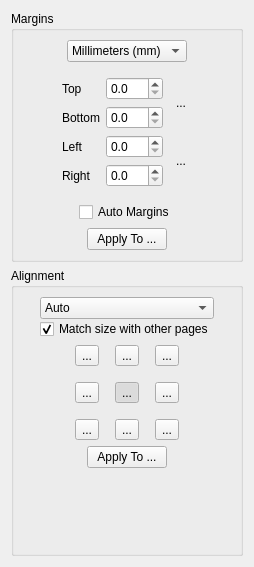
Qt form filters/page_layout/ui/PageLayoutOptionsWidget.ui (ImageProcessing-ElectronicPublications/scantailor-deviant) before a commit.
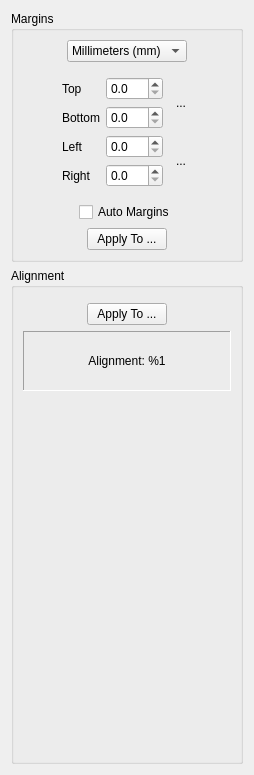
The same form after that commit. Icons and pictures are not drawn. Custom widgets are drawn as their Qt base class.

Commit message:
Changes in Original/Auto alignment controls, settings and implementation
New control allows separate alignment type selection for horizontal and vertical dimensions.
Original alignment is rebranded to "Original proportions". These proportions are calculated in page rect (after page detection) rather than aggregated content rect.
Auto alignment rebranded to "Auto-magnet".
Alignment and Margins settings now placed on different settings pages. Everything is configurable via GUI except for Auto-Magnets' tolerance value.

What changed in the file:
```diff
--- a/filters/page_layout/ui/PageLayoutOptionsWidget.ui
+++ b/filters/page_layout/ui/PageLayoutOptionsWidget.ui
@@ -7,13 +7,13 @@
     <x>0</x>
     <y>0</y>
     <width>254</width>
-    <height>567</height>
+    <height>775</height>
    </rect>
   </property>
   <property name="windowTitle">
    <string>Form</string>
   </property>
-  <layout class="QVBoxLayout" name="verticalLayout_4">
+  <layout class="QVBoxLayout" name="verticalLayout_2">
    <item>
     <widget class="QGroupBox" name="marginsGroup">
      <property name="title">
@@ -332,318 +332,10 @@
       <string>Alignment</string>
      </property>
      <layout class="QGridLayout" name="gridLayout_3">
-      <item row="1" column="0">
-       <layout class="QHBoxLayout" name="horizontalLayout_3">
-        <property name="spacing">
-         <number>0</number>
-        </property>
-        <item>
-         <spacer name="horizontalSpacer_7">
-          <property name="orientation">
-           <enum>Qt::Horizontal</enum>
-          </property>
-          <property name="sizeHint" stdset="0">
-           <size>
-            <width>40</width>
-            <height>20</height>
-           </size>
-          </property>
-         </spacer>
-        </item>
-        <item>
-         <layout class="QVBoxLayout" name="verticalLayout_2">
-          <item>
-           <widget class="QComboBox" name="alignmentMode">
-            <property name="currentIndex">
-             <number>0</number>
-            </property>
-            <item>
-             <property name="text">
-              <string comment="auto">Auto</string>
-             </property>
-            </item>
-            <item>
-             <property name="text">
-              <string comment="manual">Manual</string>
-             </property>
-            </item>
-           </widget>
-          </item>
-          <item>
-           <widget class="QCheckBox" name="alignWithOthersCB">
-            <property name="text">
-             <string>Match size with other pages</string>
-            </property>
-            <property name="checked">
-             <bool>true</bool>
-            </property>
-           </widget>
-          </item>
-         </layout>
-        </item>
-        <item>
-         <spacer name="horizontalSpacer_8">
-          <property name="orientation">
-           <enum>Qt::Horizontal</enum>
-          </property>
-          <property name="sizeHint" stdset="0">
-           <size>
-            <width>40</width>
-            <height>20</height>
-           </size>
-          </property>
-         </spacer>
-        </item>
-       </layout>
+      <item row="0" column="0">
+       <widget class="AlignmentWidget" name="widgetAlignment" native="true"/>
       </item>
-      <item row="5" column="0">
-       <layout class="QHBoxLayout" name="horizontalLayout_4">
-        <item>
-         <spacer name="horizontalSpacer_6">
-          <property name="orientation">
-           <enum>Qt::Horizontal</enum>
-          </property>
-          <property name="sizeHint" stdset="0">
-           <size>
-            <width>1</width>
-            <height>1</height>
-           </size>
-          </property>
-         </spacer>
-        </item>
-        <item>
-         <layout class="QGridLayout" name="gridLayout_2">
-          <property name="spacing">
-           <number>16</number>
-          </property>
-          <item row="0" column="0">
-           <widget class="QToolButton" name="alignTopLeftBtn">
-            <property name="text">
-             <string>...</string>
-            </property>
-            <property name="icon">
-             <iconset resource="../../../resources/resources.qrc">
-              <normaloff>:/icons/stock-gravity-north-west-24.png</normaloff>:/icons/stock-gravity-north-west-24.png</iconset>
-            </property>
-            <property name="iconSize">
-             <size>
-              <width>24</width>
-              <height>24</height>
-             </size>
-            </property>
-            <property name="checkable">
-             <bool>true</bool>
-            </property>
-            <property name="autoExclusive">
-             <bool>true</bool>
-            </property>
-           </widget>
-          </item>
-          <item row="0" column="1">
-           <widget class="QToolButton" name="alignTopBtn">
-            <property name="text">
-             <string>...</string>
-            </property>
-            <property name="icon">
-             <iconset resource="../../../resources/resources.qrc">
-              <normaloff>:/icons/stock-gravity-north-24.png</normaloff>:/icons/stock-gravity-north-24.png</iconset>
-            </property>
-            <property name="iconSize">
-             <size>
-              <width>24</width>
-              <height>24</height>
-             </size>
-            </property>
-            <property name="checkable">
-             <bool>true</bool>
-            </property>
-            <property name="autoExclusive">
-             <bool>true</bool>
-            </property>
-           </widget>
-          </item>
-          <item row="0" column="2">
-           <widget class="QToolButton" name="alignTopRightBtn">
-            <property name="text">
-             <string>...</string>
-            </property>
-            <property name="icon">
-             <iconset resource="../../../resources/resources.qrc">
-              <normaloff>:/icons/stock-gravity-north-east-24.png</normaloff>:/icons/stock-gravity-north-east-24.png</iconset>
-            </property>
-            <property name="iconSize">
-             <size>
-              <width>24</width>
-              <height>24</height>
-             </size>
-            </property>
-            <property name="checkable">
-             <bool>true</bool>
-            </property>
-            <property name="autoExclusive">
-             <bool>true</bool>
-            </property>
-           </widget>
-          </item>
-          <item row="1" column="0">
-           <widget class="QToolButton" name="alignLeftBtn">
-            <property name="text">
-             <string>...</string>
-            </property>
-            <property name="icon">
-             <iconset resource="../../../resources/resources.qrc">
-              <normaloff>:/icons/stock-gravity-west-24.png</normaloff>:/icons/stock-gravity-west-24.png</iconset>
-            </property>
-            <property name="iconSize">
-             <size>
-              <width>24</width>
-              <height>24</height>
-             </size>
-            </property>
-            <property name="checkable">
-             <bool>true</bool>
-            </property>
-            <property name="autoExclusive">
-             <bool>true</bool>
-            </property>
-           </widget>
-          </item>
-          <item row="1" column="1">
-           <widget class="QToolButton" name="alignCenterBtn">
-            <property name="text">
-             <string>...</string>
-            </property>
-            <property name="icon">
-             <iconset resource="../../../resources/resources.qrc">
-              <normaloff>:/icons/stock-center-24.png</normaloff>:/icons/stock-center-24.png</iconset>
-            </property>
-            <property name="iconSize">
-             <size>
-              <width>24</width>
-              <height>24</height>
-             </size>
-            </property>
-            <property name="checkable">
-             <bool>true</bool>
-            </property>
-            <property name="checked">
-             <bool>true</bool>
-            </property>
-            <property name="autoExclusive">
-             <bool>true</bool>
-            </property>
-           </widget>
-          </item>
-          <item row="1" column="2">
-           <widget class="QToolButton" name="alignRightBtn">
-            <property name="text">
-             <string>...</string>
-            </property>
-            <property name="icon">
-             <iconset resource="../../../resources/resources.qrc">
-              <normaloff>:/icons/stock-gravity-east-24.png</normaloff>:/icons/stock-gravity-east-24.png</iconset>
-            </property>
-            <property name="iconSize">
-             <size>
-              <width>24</width>
-              <height>24</height>
-             </size>
-            </property>
-            <property name="checkable">
-             <bool>true</bool>
-            </property>
-            <property name="autoExclusive">
-             <bool>true</bool>
-            </property>
-           </widget>
-          </item>
-          <item row="2" column="0">
-           <widget class="QToolButton" name="alignBottomLeftBtn">
-            <property name="text">
-             <string>...</string>
-            </property>
-            <property name="icon">
-             <iconset resource="../../../resources/resources.qrc">
-              <normaloff>:/icons/stock-gravity-south-west-24.png</normaloff>:/icons/stock-gravity-south-west-24.png</iconset>
-            </property>
-            <property name="iconSize">
-             <size>
-              <width>24</width>
-              <height>24</height>
-             </size>
-            </property>
-            <property name="checkable">
-             <bool>true</bool>
-            </property>
-            <property name="autoExclusive">
-             <bool>true</bool>
-            </property>
-           </widget>
-          </item>
-          <item row="2" column="1">
-           <widget class="QToolButton" name="alignBottomBtn">
-            <property name="text">
-             <string>...</string>
-            </property>
-            <property name="icon">
-             <iconset resource="../../../resources/resources.qrc">
-              <normaloff>:/icons/stock-gravity-south-24.png</normaloff>:/icons/stock-gravity-south-24.png</iconset>
-            </property>
-            <property name="iconSize">
-             <size>
-              <width>24</width>
-              <height>24</height>
-             </size>
-            </property>
-            <property name="checkable">
-             <bool>true</bool>
-            </property>
-            <property name="autoExclusive">
-             <bool>true</bool>
-            </property>
-           </widget>
-          </item>
-          <item row="2" column="2">
-           <widget class="QToolButton" name="alignBottomRightBtn">
-            <property name="text">
-             <string>...</string>
-            </property>
-            <property name="icon">
-             <iconset resource="../../../resources/resources.qrc">
-              <normaloff>:/icons/stock-gravity-south-east-24.png</normaloff>:/icons/stock-gravity-south-east-24.png</iconset>
-            </property>
-            <property name="iconSize">
-             <size>
-              <width>24</width>
-              <height>24</height>
-             </size>
-            </property>
-            <property name="checkable">
-             <bool>true</bool>
-            </property>
-            <property name="autoExclusive">
-             <bool>true</bool>
-            </property>
-           </widget>
-          </item>
-         </layout>
-        </item>
-        <item>
-         <spacer name="horizontalSpacer_5">
-          <property name="orientation">
-           <enum>Qt::Horizontal</enum>
-          </property>
-          <property name="sizeHint" stdset="0">
-           <size>
-            <width>1</width>
-            <height>1</height>
-           </size>
-          </property>
-         </spacer>
-        </item>
-       </layout>
-      </item>
-      <item row="6" column="0">
+      <item row="3" column="0">
        <layout class="QHBoxLayout" name="horizontalLayout_6">
         <item>
          <spacer name="horizontalSpacer_11">
@@ -680,7 +372,47 @@
         </item>
        </layout>
       </item>
-      <item row="7" column="0">
+      <item row="4" column="0" rowspan="4">
+       <widget class="QLabel" name="lblCurrentAlignment">
+        <property name="sizePolicy">
+         <sizepolicy hsizetype="Preferred" vsizetype="Preferred">
+          <horstretch>0</horstretch>
+          <verstretch>0</verstretch>
+         </sizepolicy>
+        </property>
+        <property name="minimumSize">
+         <size>
+          <width>0</width>
+          <height>60</height>
+         </size>
+        </property>
+        <property name="maximumSize">
+         <size>
+          <width>16777215</width>
+          <height>16777215</height>
+         </size>
+        </property>
+        <property name="toolTip">
+         <string>Currently selected content alignment</string>
+        </property>
+        <property name="frameShape">
+         <enum>QFrame::Panel</enum>
+        </property>
+        <property name="frameShadow">
+         <enum>QFrame::Sunken</enum>
+        </property>
+        <property name="text">
+         <string notr="true">Alignment: %1</string>
+        </property>
+        <property name="alignment">
+         <set>Qt::AlignCenter</set>
+        </property>
+        <property name="wordWrap">
+         <bool>true</bool>
+        </property>
+       </widget>
+      </item>
+      <item row="8" column="0">
        <spacer name="verticalSpacer">
         <property name="orientation">
          <enum>Qt::Vertical</enum>
@@ -698,6 +430,14 @@
    </item>
   </layout>
  </widget>
+ <customwidgets>
+  <customwidget>
+   <class>AlignmentWidget</class>
+   <extends>QWidget</extends>
+   <header>filters/page_layout/alignmentwidget.h</header>
+   <container>1</container>
+  </customwidget>
+ </customwidgets>
  <tabstops>
   <tabstop>topBottomLink</tabstop>
   <tabstop>topMarginSpinBox</tabstop>
```
Left out of the diff: 9 changed lines with no effect on the pictures. The commit also changes 37 other files.
